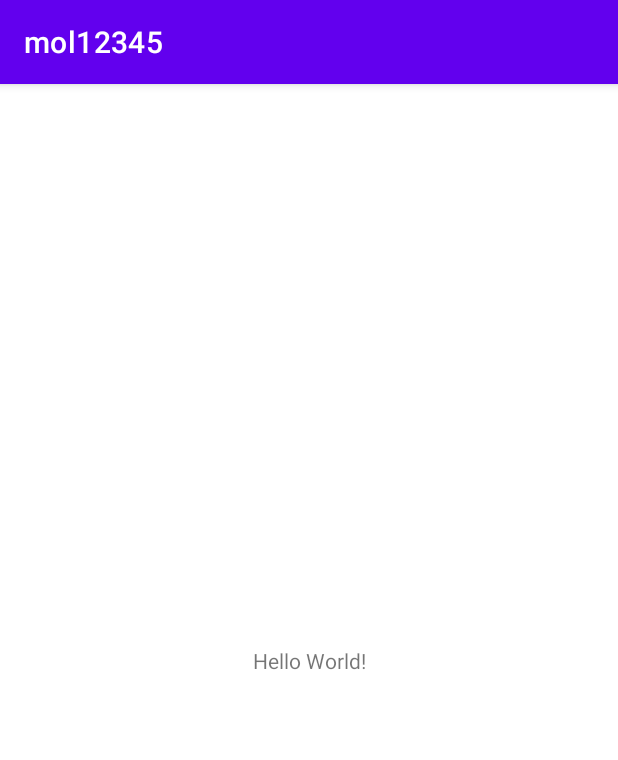
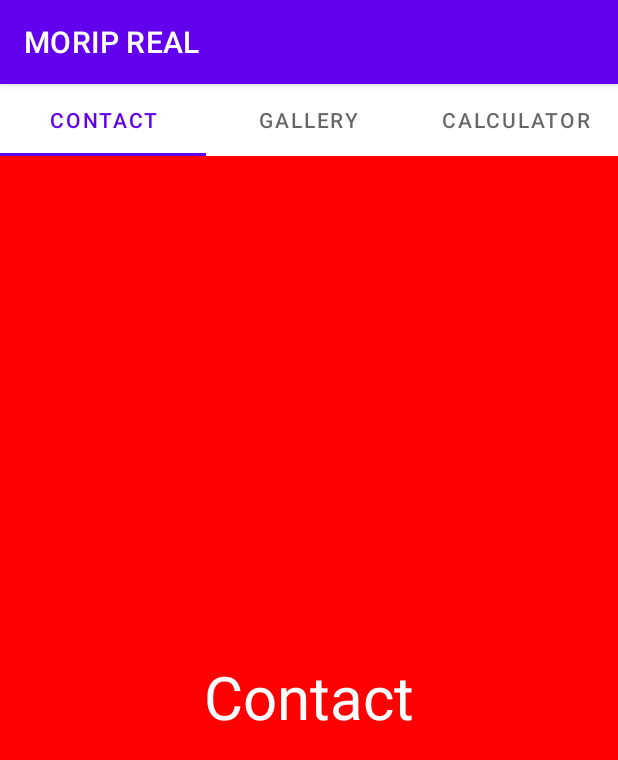
Before and after one commit to GlacialGlen/mol12345, an Android app: the screen it shows after launch (MainActivity), on a phone screen of 412 x 824 dp. Shown: the top 760 px of the screen. Run offline under Robolectric (Android 15) with nearby library versions, the phone set to English and light mode, and no system bars.

Commit message:
Finally Tabs

```diff
--- /dev/null
+++ b/app/src/main/java/com/example/mol12345/Fragment01.kt
@@ -0,0 +1,13 @@
+package com.example.mol12345
+
+import android.os.Bundle
+import android.view.LayoutInflater
+import android.view.View
+import android.view.ViewGroup
+import androidx.fragment.app.Fragment
+
+class Fragment01: Fragment() {
+    override fun onCreateView(inflater: LayoutInflater, container: ViewGroup?, savedInstanceState: Bundle?): View? {
+        return inflater.inflate(R.layout.fragment_01, container, false)
+    }
+}
--- /dev/null
+++ b/app/src/main/java/com/example/mol12345/Fragment02.kt
@@ -0,0 +1,13 @@
+package com.example.mol12345
+
+import android.os.Bundle
+import android.view.LayoutInflater
+import android.view.View
+import android.view.ViewGroup
+import androidx.fragment.app.Fragment
+
+class Fragment02: Fragment() {
+    override fun onCreateView(inflater: LayoutInflater, container: ViewGroup?, savedInstanceState: Bundle?): View? {
+        return inflater.inflate(R.layout.fragment_02, container, false)
+    }
+}
--- /dev/null
+++ b/app/src/main/java/com/example/mol12345/Fragment03.kt
@@ -0,0 +1,13 @@
+package com.example.mol12345
+
+import android.os.Bundle
+import android.view.LayoutInflater
+import android.view.View
+import android.view.ViewGroup
+import androidx.fragment.app.Fragment
+
+class Fragment03: Fragment() {
+    override fun onCreateView(inflater: LayoutInflater, container: ViewGroup?, savedInstanceState: Bundle?): View? {
+        return inflater.inflate(R.layout.fragment_03, container, false)
+    }
+}
--- a/app/src/main/java/com/example/mol12345/MainActivity.kt
+++ b/app/src/main/java/com/example/mol12345/MainActivity.kt
@@ -2,10 +2,52 @@ package com.example.mol12345
 
 import androidx.appcompat.app.AppCompatActivity
 import android.os.Bundle
+import androidx.fragment.app.Fragment
+import androidx.fragment.app.FragmentActivity
+import androidx.viewpager2.adapter.FragmentStateAdapter
+import androidx.viewpager2.widget.ViewPager2
+import com.google.android.material.tabs.TabLayout
+import com.google.android.material.tabs.TabLayoutMediator
 
 class MainActivity : AppCompatActivity() {
     override fun onCreate(savedInstanceState: Bundle?) {
         super.onCreate(savedInstanceState)
         setContentView(R.layout.activity_main)
+
+        // 1) ViewPager2 참조
+        val viewPager: ViewPager2 = findViewById(R.id.viewPager)
+
+        // 2) FragmentStateAdapter 생성 : Fragment 여러개를 ViewPager2에 연결해주는 역할
+        val viewpagerFragmentAdapter = ViewpagerFragmentAdapter(this)
+
+        // 3) ViewPager2의 adapter에 설정
+        viewPager.adapter = viewpagerFragmentAdapter
+
+        // ViewPager2, TabLayout 참조
+        val tabLayout: TabLayout = findViewById(R.id.tab_layout)
+
+        // ###### TabLayout과 ViewPager2를 연결
+        // 1. 탭메뉴의 이름을 리스트로 생성해둔다.
+        val tabTitles = listOf<String>("Contact", "Gallery", "Calculator")
+
+        // 2. TabLayout과 ViewPager2를 연결하고, TabItem의 메뉴명을 설정한다.
+        TabLayoutMediator(tabLayout, viewPager, {tab, position -> tab.text = tabTitles[position]}).attach()
+
     }
 }
+
+class ViewpagerFragmentAdapter(fragmentActivity: FragmentActivity): FragmentStateAdapter(fragmentActivity) {
+
+    // 1. ViewPager2에 연결할 Fragment 들을 생성
+    val fragmentList = listOf<Fragment>(Fragment01(), Fragment02(), Fragment03())
+
+    // 2. ViesPager2에서 노출시킬 Fragment 의 갯수 설정
+    override fun getItemCount(): Int {
+        return fragmentList.size
+    }
+
+    // 3. ViewPager2의 각 페이지에서 노출할 Fragment 설정
+    override fun createFragment(position: Int): Fragment {
+        return fragmentList[position]
+    }
+}
--- a/app/src/main/res/layout/activity_main.xml
+++ b/app/src/main/res/layout/activity_main.xml
@@ -6,13 +6,38 @@
     android:layout_height="match_parent"
     tools:context=".MainActivity">
 
-    <TextView
-        android:layout_width="wrap_content"
+    <com.google.android.material.tabs.TabLayout
+        android:layout_width="match_parent"
         android:layout_height="wrap_content"
-        android:text="Hello World!"
+        android:id="@+id/tab_layout"
+        app:layout_constraintEnd_toEndOf="parent"
+        app:layout_constraintStart_toStartOf="parent"
+        app:layout_constraintTop_toTopOf="parent"
+        >
+        <com.google.android.material.tabs.TabItem
+            android:layout_width="wrap_content"
+            android:layout_height="wrap_content"
+            android:text="@string/contact" />
+
+        <com.google.android.material.tabs.TabItem
+            android:layout_width="wrap_content"
+            android:layout_height="wrap_content"
+            android:text="@string/gallery" />
+
+        <com.google.android.material.tabs.TabItem
+            android:layout_width="wrap_content"
+            android:layout_height="wrap_content"
+            android:text="@string/calculator" />
+
+    </com.google.android.material.tabs.TabLayout>
+
+    <androidx.viewpager2.widget.ViewPager2
+        android:id="@+id/viewPager"
+        android:layout_width="0dp"
+        android:layout_height="0dp"
         app:layout_constraintBottom_toBottomOf="parent"
-        app:layout_constraintLeft_toLeftOf="parent"
-        app:layout_constraintRight_toRightOf="parent"
-        app:layout_constraintTop_toTopOf="parent" />
+        app:layout_constraintEnd_toEndOf="parent"
+        app:layout_constraintStart_toStartOf="parent"
+        app:layout_constraintTop_toBottomOf="@id/tab_layout" />
 
 </androidx.constraintlayout.widget.ConstraintLayout>
--- /dev/null
+++ b/app/src/main/res/layout/fragment_01.xml
@@ -0,0 +1,22 @@
+<?xml version="1.0" encoding="utf-8"?>
+<androidx.constraintlayout.widget.ConstraintLayout xmlns:android="http://schemas.android.com/apk/res/android"
+    xmlns:tools="http://schemas.android.com/tools"
+    android:layout_width="match_parent"
+    android:layout_height="match_parent"
+    xmlns:app="http://schemas.android.com/apk/res-auto"
+    android:background="#FF0000">
+
+    <TextView
+        android:layout_width="wrap_content"
+        android:layout_height="wrap_content"
+        android:gravity="center"
+        android:text="@string/contact"
+        android:textSize="40sp"
+        android:textColor="#FFFFFF"
+        app:layout_constraintBottom_toBottomOf="parent"
+        app:layout_constraintEnd_toEndOf="parent"
+        app:layout_constraintStart_toStartOf="parent"
+        app:layout_constraintTop_toTopOf="parent"
+        />
+
+</androidx.constraintlayout.widget.ConstraintLayout>
--- a/app/src/main/res/values/strings.xml
+++ b/app/src/main/res/values/strings.xml
@@ -1,3 +1,6 @@
 <resources>
-    <string name="app_name">mol12345</string>
+    <string name="app_name">MORIP REAL</string>
+    <string name="contact">Contact</string>
+    <string name="gallery">Gallery</string>
+    <string name="calculator">Calculator</string>
 </resources>
```
Also changed, not shown: app/src/main/res/layout/fragment_02.xml (added, +22 -0 lines), app/src/main/res/layout/fragment_03.xml (added, +22 -0 lines).
